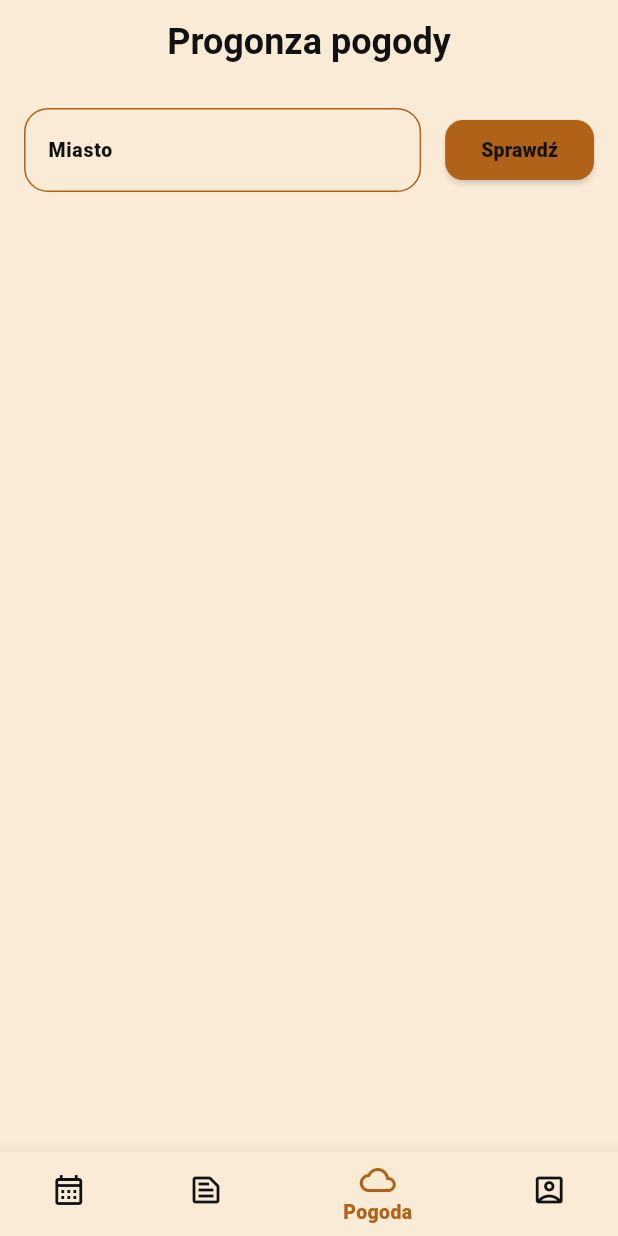
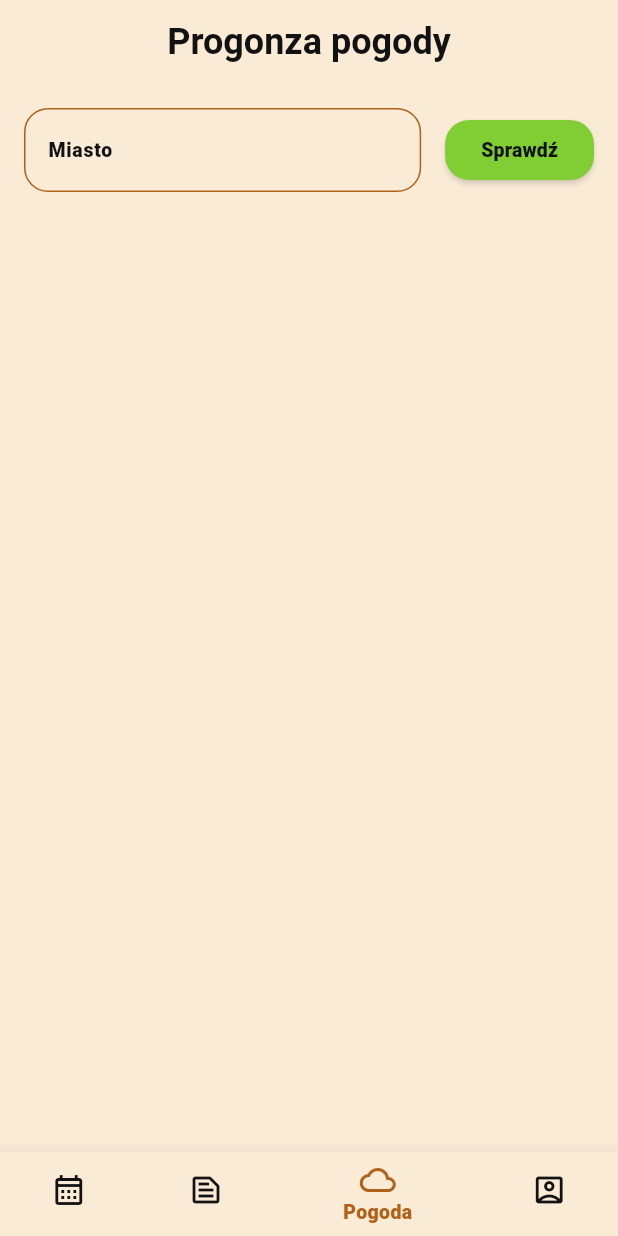
Before and after one commit to patrykdybalski/NOTSY, a Flutter app: the screen it shows once a user with an empty profile is signed in, item 3 of the bottom bar chosen, on a phone screen of 412 x 824 dp. Run offline on Flutter 3.47's test engine with Material 2 defaults, Android fonts, the light colour scheme and no system bars; our stand-ins replace cloud_firestore, dio, firebase_auth, firebase_core, flutter_bloc, flutter_colorpicker and 5 more; accounts and stored records are empty; network calls fail; Roboto replaces fonts that are missing (Domine).

Commit message:
Clear some code functions, like 'spaghetti 2'

```diff
--- a/lib/app/app.dart
+++ b/lib/app/app.dart
@@ -13,7 +13,7 @@ class MyApp extends StatelessWidget {
   Widget build(BuildContext context) {
     return MaterialApp(
       debugShowCheckedModeBanner: false,
-      title: 'PNP - plany, notatki, pogoda',
+      title: 'Last Check Only',
       theme: ThemeData(
         primarySwatch: Colors.blue,
         useMaterial3: true,
--- a/lib/app/features/home/pages/weather_page/weather_page.dart
+++ b/lib/app/features/home/pages/weather_page/weather_page.dart
@@ -81,7 +81,7 @@ class SearchWidget extends StatelessWidget {
                 focusedBorder: OutlineInputBorder(
                   borderRadius: BorderRadius.circular(16),
                   borderSide: const BorderSide(
-                    color: AppColors.redColor,
+                    color: AppColors.greenLogoColor,
                   ),
                 ),
                 disabledBorder: OutlineInputBorder(
@@ -112,12 +112,12 @@ class SearchWidget extends StatelessWidget {
                     .getWeatherModel(city: _controller.text);
               },
               style: ElevatedButton.styleFrom(
-                backgroundColor: AppColors.redColor,
+                backgroundColor: AppColors.greenLogoColor,
                 elevation: 1.5,
                 shadowColor: AppColors.primaryColor,
                 shape: RoundedRectangleBorder(
                   borderRadius: BorderRadius.circular(
-                    12.0,
+                    16.0,
                   ),
                 ),
               ),
```
Also changed, not shown: lib/app/features/home/pages/notes_page/screens/general_notes/general_notes.dart (+51 -60 lines).
